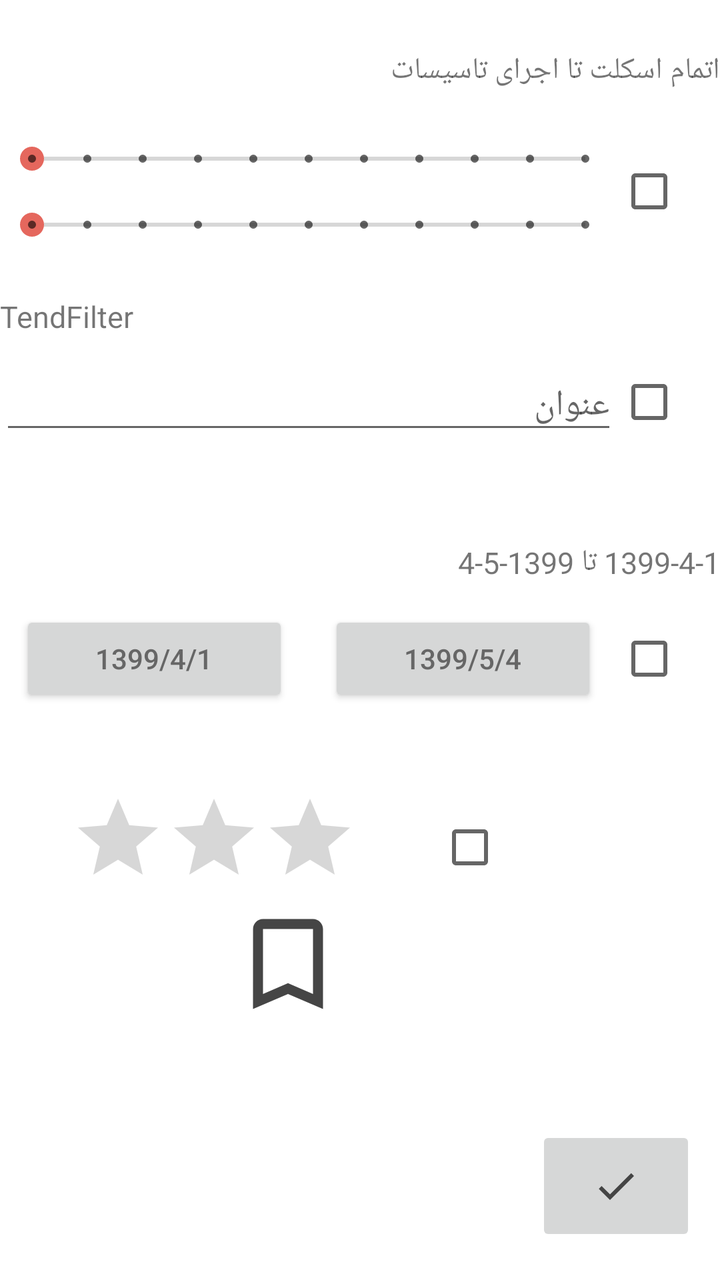
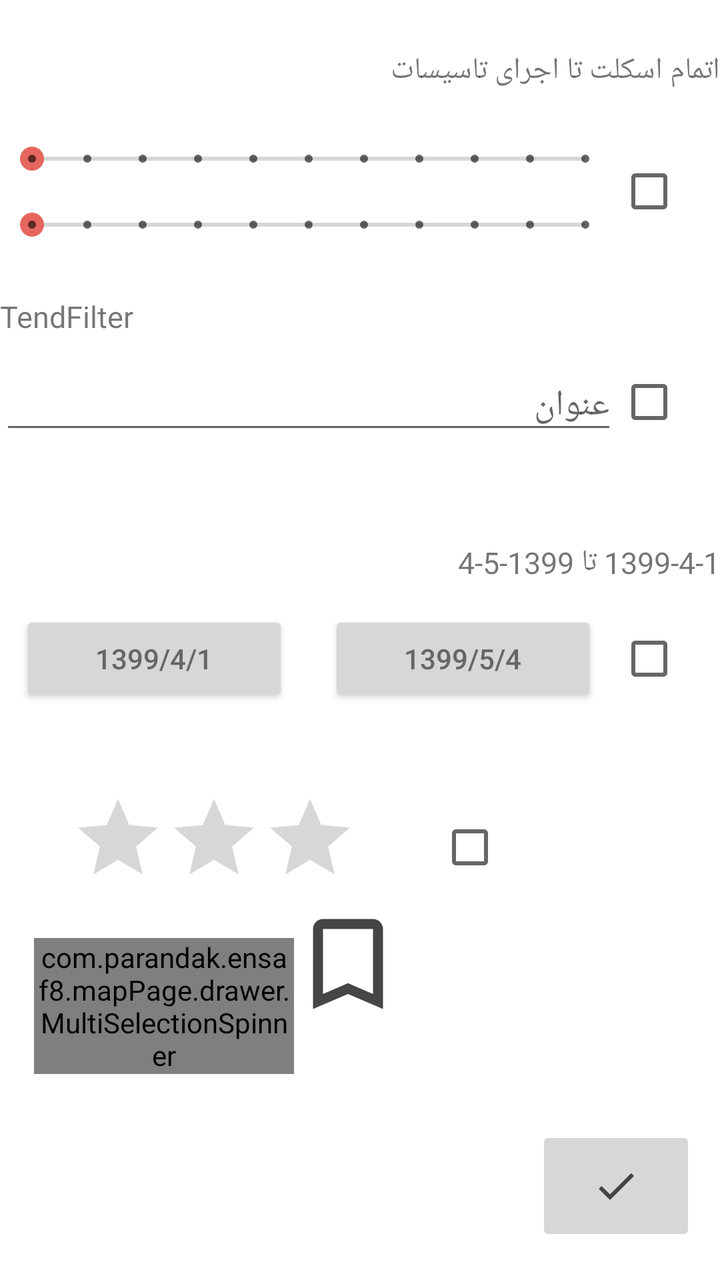

Compare the two renders of this Android layout. The source of the first and the diff that turns it into the second are given below.
<!-- AndroidManifest.xml: application theme MyMaterialTheme -->
<!-- res/layout/fragment_drawer_map.xml -->
<?xml version="1.0" encoding="utf-8"?>
<RelativeLayout xmlns:android="http://schemas.android.com/apk/res/android"
    xmlns:app="http://schemas.android.com/apk/res-auto"
    android:id="@+id/map_drawer_container"
    android:layout_width="match_parent"
    android:layout_height="match_parent"
    android:background="@android:color/white">

    <TextView
        android:id="@+id/txtFilterSeek"
        android:layout_width="match_parent"
        android:layout_height="wrap_content"
        android:layout_alignParentTop="true"
        android:layout_marginTop="25dp"
        android:gravity="bottom"
        android:text="اتمام اسکلت تا اجرای تاسیسات"
        android:textAlignment="center"
        android:textSize="15sp" />


    <LinearLayout
        android:layout_width="match_parent"
        android:layout_height="wrap_content"
        android:layout_below="@+id/txtFilterSeek"
        android:layout_marginTop="25dp"
        android:orientation="horizontal">


        <LinearLayout
            android:layout_width="match_parent"
            android:layout_height="wrap_content"
            android:layout_weight="1"
            android:orientation="vertical"
            android:visibility="visible">


            <SeekBar
                android:id="@+id/seekBar01"
                android:layout_width="match_parent"
                android:layout_height="wrap_content"
                android:layout_marginBottom="15dp"
                android:max="10"
                android:theme="@style/Widget.AppCompat.SeekBar.Discrete" />

            <SeekBar
                android:id="@+id/seekBar02"
                android:layout_width="match_parent"
                android:layout_height="wrap_content"
                android:max="10"
                android:theme="@style/Widget.AppCompat.SeekBar.Discrete" />
        </LinearLayout>

        <CheckBox
            android:id="@+id/checkBoxFilter01"
            android:layout_width="match_parent"
            android:layout_height="match_parent"
            android:layout_weight="6" />

    </LinearLayout>

    <TextView
        android:id="@+id/txtFilterTend"
        android:layout_width="match_parent"
        android:layout_height="wrap_content"
        android:layout_alignParentTop="true"
        android:layout_marginTop="148dp"
        android:gravity="bottom"
        android:text="TendFilter"
        android:textAlignment="center"
        android:textSize="15sp" />

    <LinearLayout
        android:layout_width="match_parent"
        android:layout_height="wrap_content"
        android:layout_below="@+id/txtFilterSeek"
        android:layout_marginTop="135dp"
        android:orientation="horizontal">


        <EditText
            android:id="@+id/ediTendFilter"
            android:layout_width="match_parent"
            android:layout_height="wrap_content"
            android:hint="عنوان"
            android:layout_weight="1"/>

        <CheckBox
            android:id="@+id/checkBoxFilter02"
            android:layout_width="match_parent"
            android:layout_height="match_parent"
            android:layout_weight="6" />

    </LinearLayout>

    <TextView
        android:id="@+id/txtFilterDate"
        android:layout_width="match_parent"
        android:layout_height="wrap_content"
        android:layout_alignParentTop="true"
        android:layout_marginTop="271dp"
        android:gravity="bottom"
        android:text="1399-4-1 تا 1399-5-4 "
        android:textAlignment="center"
        android:textSize="15sp" />

    <LinearLayout
        android:layout_width="match_parent"
        android:layout_height="wrap_content"
        android:layout_below="@+id/txtFilterSeek"
        android:layout_marginTop="250dp"
        android:orientation="horizontal">


        <LinearLayout
            android:layout_width="match_parent"
            android:layout_height="wrap_content"
            android:layout_weight="1"
            android:orientation="horizontal"
            android:visibility="visible">


            <Button
                android:id="@+id/btnDateFilter01"
                android:layout_width="match_parent"
                android:layout_height="wrap_content"
                android:layout_margin="10dp"
                android:text="1399/4/1"
                android:layout_weight="1"
                 />

            <Button
                android:id="@+id/btnDateFilter02"
                android:layout_width="match_parent"
                android:layout_height="wrap_content"
                android:layout_margin="10dp"
                android:text="1399/5/4"
                android:layout_weight="1" />
        </LinearLayout>

        <CheckBox
            android:id="@+id/checkBoxFilter03"
            android:layout_width="match_parent"
            android:layout_height="match_parent"
            android:layout_weight="6" />

    </LinearLayout>
    <LinearLayout
        android:layout_width="match_parent"
        android:layout_height="wrap_content"
        android:layout_below="@+id/txtFilterSeek"
        android:layout_marginTop="350dp"
        android:orientation="horizontal">
        <RatingBar
            android:id="@+id/ratingFilter"
            android:layout_width="wrap_content"
            android:layout_height="wrap_content"
            android:layout_marginLeft="35dp"
            android:layout_marginRight="40dp"
            android:stepSize="1"
            android:saveEnabled="true"
            android:numStars="3"/>

        <CheckBox
            android:id="@+id/checkBoxFilter04"
            android:layout_width="match_parent"
            android:layout_height="match_parent"/>

    </LinearLayout>

    <ImageButton
        android:id="@+id/imgFilter"
        android:layout_width="80dp"
        android:layout_height="60dp"
        android:layout_alignParentEnd="true"
        android:layout_alignParentBottom="true"
        android:layout_marginEnd="12dp"
        android:layout_marginBottom="17dp"
        app:srcCompat="@drawable/ic_done_black_24dp" />

    <CheckBox
        android:id="@+id/checkBoxBookmark"
        android:layout_width="wrap_content"
        android:layout_height="wrap_content"
        android:layout_alignParentStart="true"
        android:layout_alignParentTop="true"
        android:layout_marginStart="150dp"
        android:layout_marginTop="458dp"
        android:button="@drawable/selector_book_mark"
        android:scaleX="2.5"
        android:scaleY="2.5" />


</RelativeLayout>
<!-- resources referenced by this layout -->
<resources>
  <!-- drawable ic_done_black_24dp (drawable) -->
  <vector android:alpha="0.96" android:height="24dp"
      android:tint="#3C3C3C" android:viewportHeight="24.0"
      android:viewportWidth="24.0" android:width="24dp" xmlns:android="http://schemas.android.com/apk/res/android">
      <path android:fillColor="#FF000000" android:pathData="M9,16.2L4.8,12l-1.4,1.4L9,19 21,7l-1.4,-1.4L9,16.2z"/>
  </vector>
  <!-- drawable selector_book_mark (drawable) -->
  <?xml version="1.0" encoding="utf-8"?>
  <selector xmlns:android="http://schemas.android.com/apk/res/android">
      <item android:drawable="@drawable/ic_bk_false_24dp"
          android:state_checked="false"/>
      <item android:drawable="@drawable/ic_bk_true_24dp"
          android:state_checked="true"/>
      <item android:drawable="@drawable/ic_bk_false_24dp"/>
  </selector>
  <style name="MyMaterialTheme" parent="MyMaterialTheme.Base">
          <item name="android:textColorPrimary">@color/textColorPrimary</item>
      </style>
  <!-- drawable ic_bk_false_24dp (drawable) -->
  <vector android:alpha="0.96" android:height="24dp"
      android:tint="#3C3C3C" android:viewportHeight="24.0"
      android:viewportWidth="24.0" android:width="24dp" xmlns:android="http://schemas.android.com/apk/res/android">
      <path android:fillColor="#FF000000" android:pathData="M17,3L7,3c-1.1,0 -1.99,0.9 -1.99,2L5,21l7,-3 7,3L19,5c0,-1.1 -0.9,-2 -2,-2zM17,18l-5,-2.18L7,18L7,5h10v13z"/>
  </vector>
  <!-- drawable ic_bk_true_24dp (drawable) -->
  <vector android:alpha="0.96" android:height="24dp"
      android:tint="#3C3C3C" android:viewportHeight="24.0"
      android:viewportWidth="24.0" android:width="24dp" xmlns:android="http://schemas.android.com/apk/res/android">
      <path android:fillColor="#FF000000" android:pathData="M17,3H7c-1.1,0 -1.99,0.9 -1.99,2L5,21l7,-3 7,3V5c0,-1.1 -0.9,-2 -2,-2z"/>
  </vector>
  <style name="MyMaterialTheme.Base" parent="Theme.MaterialComponents.Light.NoActionBar">
          <item name="windowNoTitle">true</item>
          <item name="windowActionBar">false</item>
          <item name="colorPrimary">@color/colorPrimary</item>
          <item name="colorPrimaryDark">@color/colorPrimaryDark</item>
          <item name="colorAccent">@color/colorAccent</item>
      </style>
  <color name="textColorPrimary">#666666</color>
  <color name="colorPrimary">#333333</color>
  <color name="colorPrimaryDark">#333333</color>
  <color name="colorAccent">#E5675D</color>
</resources>

<!-- the commit's change to res/layout/fragment_drawer_map.xml (unified diff, before → after) -->
@@ -183,11 +183,20 @@
         android:layout_height="wrap_content"
         android:layout_alignParentStart="true"
         android:layout_alignParentTop="true"
-        android:layout_marginStart="150dp"
+        android:layout_marginStart="180dp"
         android:layout_marginTop="458dp"
         android:button="@drawable/selector_book_mark"
         android:scaleX="2.5"
         android:scaleY="2.5" />
 
+    <com.parandak.ensaf8.mapPage.drawer.MultiSelectionSpinner
+        android:id="@+id/spinner"
+        android:layout_width="130dp"
+        android:layout_height="wrap_content"
+        android:layout_alignParentStart="true"
+        android:layout_alignParentTop="true"
+        android:layout_marginStart="17dp"
+        android:layout_marginTop="469dp" />
+
 
 </RelativeLayout>
